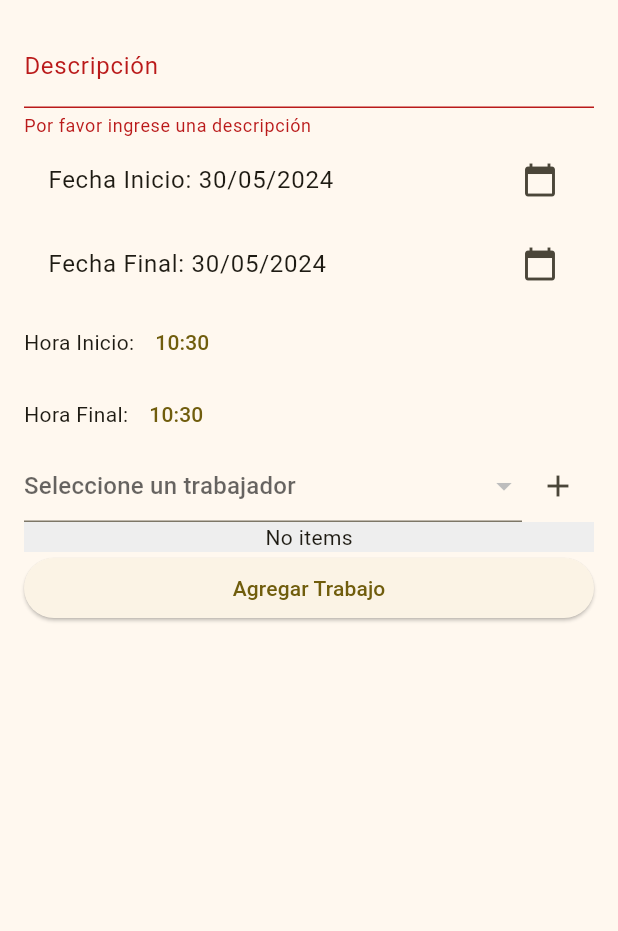
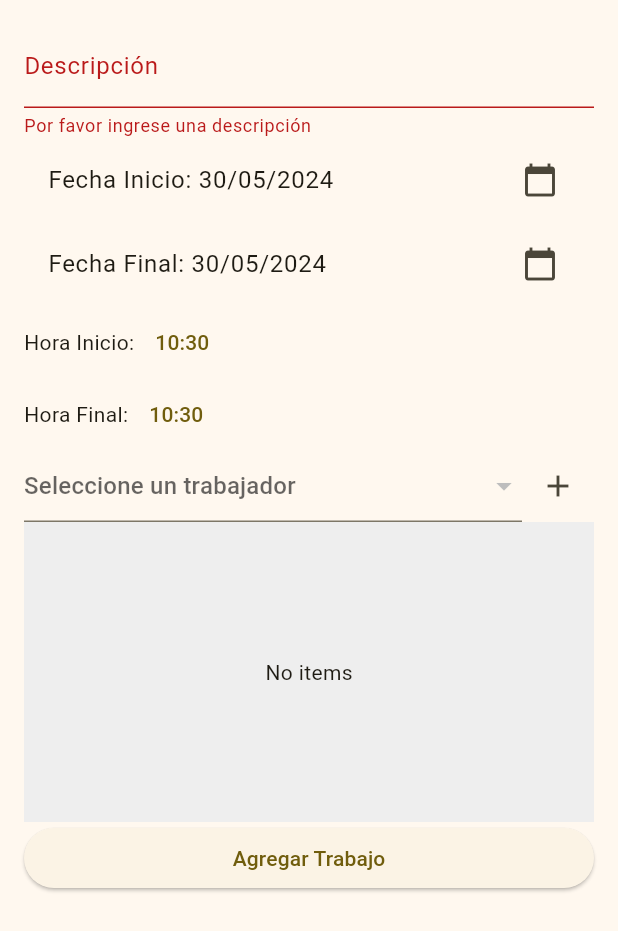
Before and after one commit to EMIsDev/ferret_erp, a Flutter app: the AgregarTrabajoPage widget shown alone on an empty page, opened directly, after a tap on "Agregar Trabajo", on a phone screen of 412 x 824 dp. Shown: the top 931 px of the screen. Run offline on Flutter 3.47's test engine with Material 3 defaults, Android fonts, the phone set to English and light mode, and no system bars; our stand-ins replace cloud_firestore, easy_sidemenu, firebase_core, flutter_modular; accounts and stored records are empty; generated files the repository leaves out were written again.

Commit message:
basico de agregar trabajo y pagina para seleccion de editar empleado

```diff
--- a/lib/features/empleados/components/empleado_work_table.dart
+++ b/lib/features/empleados/components/empleado_work_table.dart
@@ -71,12 +71,12 @@ DataRow _buildWorkTableRow(Map<String, dynamic> trabajo) {
   String descripcion = trabajo['descripcion'] ?? '';
   String inicioTrabajo = trabajo['inicio_trabajo']?.toString() ?? '';
   String finalTrabajo = trabajo['final_trabajo']?.toString() ?? '';
-  String totalHoras = trabajo['total_horas']?.toString() ?? '';
+  String totalHoras = trabajo['horas_trabajadas']?.toString() ?? '';
 
   return DataRow(cells: [
     DataCell(Text(descripcion)),
     DataCell(Text(inicioTrabajo)),
     DataCell(Text(finalTrabajo)),
-    DataCell(Text(totalHoras)),
+    DataCell(Text('${totalHoras}h')),
   ]);
 }
--- a/lib/features/empleados/empleados_module.dart
+++ b/lib/features/empleados/empleados_module.dart
@@ -2,6 +2,7 @@ import 'package:ferret_erp/features/empleados/components/empleado_info_card.dart
 import 'package:ferret_erp/features/empleados/components/empleado_work_table.dart';
 import 'package:ferret_erp/features/empleados/empleados_page.dart';
 import 'package:ferret_erp/features/empleados/pages/agregar_trabajo_page.dart';
+import 'package:ferret_erp/features/empleados/pages/editar_empleado_page.dart';
 import 'package:ferret_erp/features/empleados/pages/historial_trabajo_page.dart';
 import 'package:flutter_modular/flutter_modular.dart';
 
@@ -17,6 +18,7 @@ class EmpleadosModule extends Module {
         child: (context) => const AgregarTrabajoPage()),
     ChildRoute('/historialTrabajo/',
         child: (context) => const HistorialTrabajo()),
+    ChildRoute('/editarEmpleado/', child: (context) => const EditarEmpleado()),
   ];
 
   List<ChildRoute> get moduleRoutes => _moduleRoutes;
--- a/lib/features/empleados/pages/agregar_trabajo_page.dart
+++ b/lib/features/empleados/pages/agregar_trabajo_page.dart
@@ -14,6 +14,8 @@ class _AgregarTrabajoPageState extends State<AgregarTrabajoPage> {
   final _descripcionController =
       TextEditingController(); // Controller for description
   DateTime _selectedDateInicio = DateTime.now(); // Initial selected date
+  DateTime _selectedDateFinal = DateTime.now(); // Initial selected date
+
   DateTime _horaInicio = DateTime.now(); // Initial time for work start
   DateTime _horaFinal =
       DateTime.now(); // Initial time for work endtial end date
@@ -67,12 +69,12 @@ class _AgregarTrabajoPageState extends State<AgregarTrabajoPage> {
                   ),
                   ListTile(
                     title: Text(
-                        'Fecha Final: ${DateFormat('dd/MM/yyyy').format(_selectedDateInicio)}'),
+                        'Fecha Final: ${DateFormat('dd/MM/yyyy').format(_selectedDateFinal)}'),
                     trailing: const Icon(Icons.calendar_today),
                     onTap: () async {
                       final selectedDate = await showDatePicker(
                         context: context,
-                        initialDate: _selectedDateInicio,
+                        initialDate: _selectedDateFinal,
                         firstDate:
                             DateTime.now().subtract(const Duration(days: 365)),
                         lastDate: DateTime.now(),
@@ -80,7 +82,7 @@ class _AgregarTrabajoPageState extends State<AgregarTrabajoPage> {
                       );
                       if (selectedDate != null) {
                         setState(() {
-                          _selectedDateInicio = selectedDate;
+                          _selectedDateFinal = selectedDate;
                         });
                       }
                     },
@@ -154,7 +156,6 @@ class _AgregarTrabajoPageState extends State<AgregarTrabajoPage> {
                                 ? null
                                 : _listaEmpleadosSeleccionados
                                     .add(selectedTrabajador);
-
                             _notifier.value = !_notifier
                                 .value; //notificar cambios en la lista para actualizar UI lista
                           }
@@ -165,18 +166,26 @@ class _AgregarTrabajoPageState extends State<AgregarTrabajoPage> {
                   ValueListenableBuilder(
                     valueListenable: _notifier,
                     builder: (context, value, child) => Container(
+                      height: 200,
                       color: Colors.grey[200],
                       child: _listaEmpleadosSeleccionados.isNotEmpty
                           ? SingleChildScrollView(
                               child: ListView.builder(
-                                shrinkWrap:
-                                    true, // Important for proper scrolling
+                                shrinkWrap: true,
                                 itemCount: _listaEmpleadosSeleccionados.length,
                                 itemBuilder: (context, index) {
                                   final item =
                                       _listaEmpleadosSeleccionados[index];
                                   return ListTile(
                                     title: Text(item['nombre']),
+                                    trailing: IconButton(
+                                      icon: const Icon(Icons.delete),
+                                      onPressed: () {
+                                        _listaEmpleadosSeleccionados
+                                            .removeAt(index);
+                                        _notifier.value = !_notifier.value;
+                                      },
+                                    ),
                                   );
                                 },
                               ),
@@ -186,11 +195,17 @@ class _AgregarTrabajoPageState extends State<AgregarTrabajoPage> {
                   ),
                   ElevatedButton(
                     child: const Text('Agregar Trabajo'),
-                    onPressed: () {
+                    onPressed: () async {
                       if (_formKey.currentState!.validate()) {
-                        // Calculate total hours using _horaFinal.difference(_horaInicio)
-                        // Perform saving logic using _descripcionController.text,
-                        // _selectedDateInicio, _horaInicio, and _horaFinal
+                        await empleadosController.addWorkToEmployee(
+                            empleados: _listaEmpleadosSeleccionados,
+                            trabajo: {
+                              'descripcion': _descripcionController.text,
+                              'hora_inicio_trabajo': _horaInicio,
+                              'hora_final_trabajo': _horaFinal,
+                              'fecha_inicio': _selectedDateInicio,
+                              'fecha_final': _selectedDateFinal,
+                            });
                       }
                     },
                   ),
--- a/lib/main_page.dart
+++ b/lib/main_page.dart
@@ -83,6 +83,7 @@ class _MainPageState extends State<MainPage> {
                 title: 'Editar Empleado',
                 onTap: (index, _) {
                   _updateTitle('Editar Empleado');
+                  Modular.to.navigate('/empleados/editarEmpleado/');
 
                   sideMenuController.changePage(index);
                 },
```
Also changed, not shown: lib/features/empleados/empleados_controller.dart (+46 -0 lines), lib/features/empleados/pages/editar_empleado_page.dart (added, +72 -0 lines).
